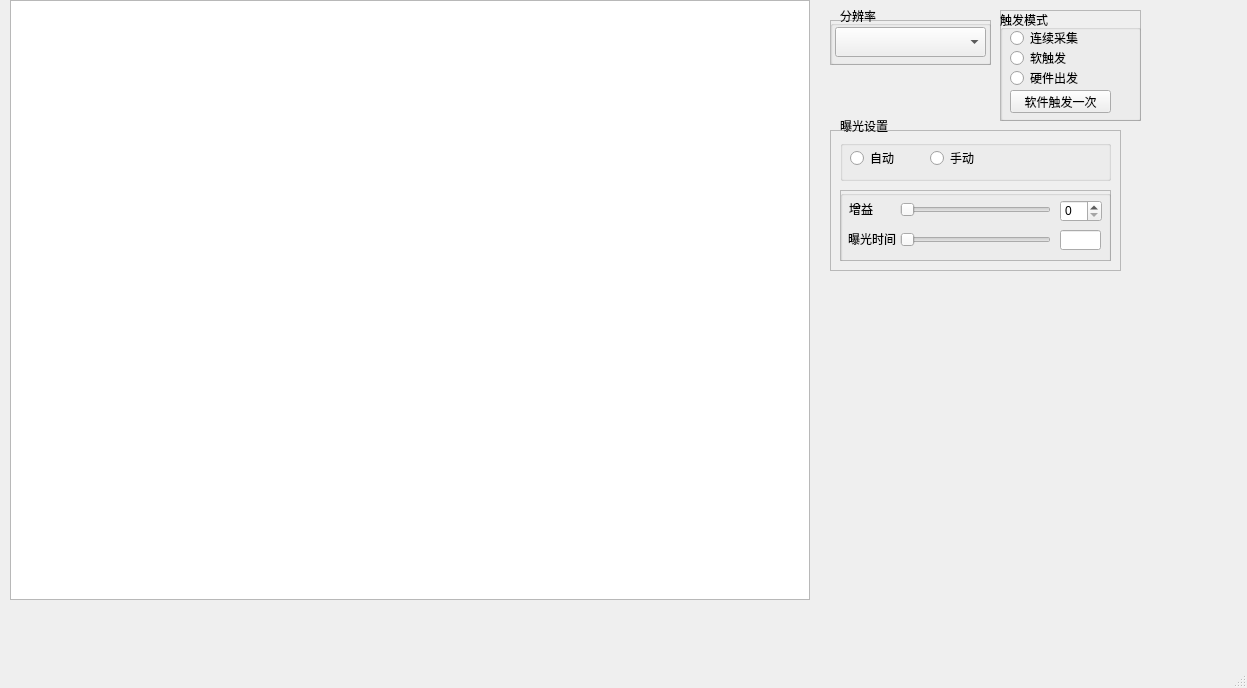
This is QtCamUse2/QtCamUse.ui in sykzhong/QtCamUse as Qt 5 draws it before an edit. The edited form follows.
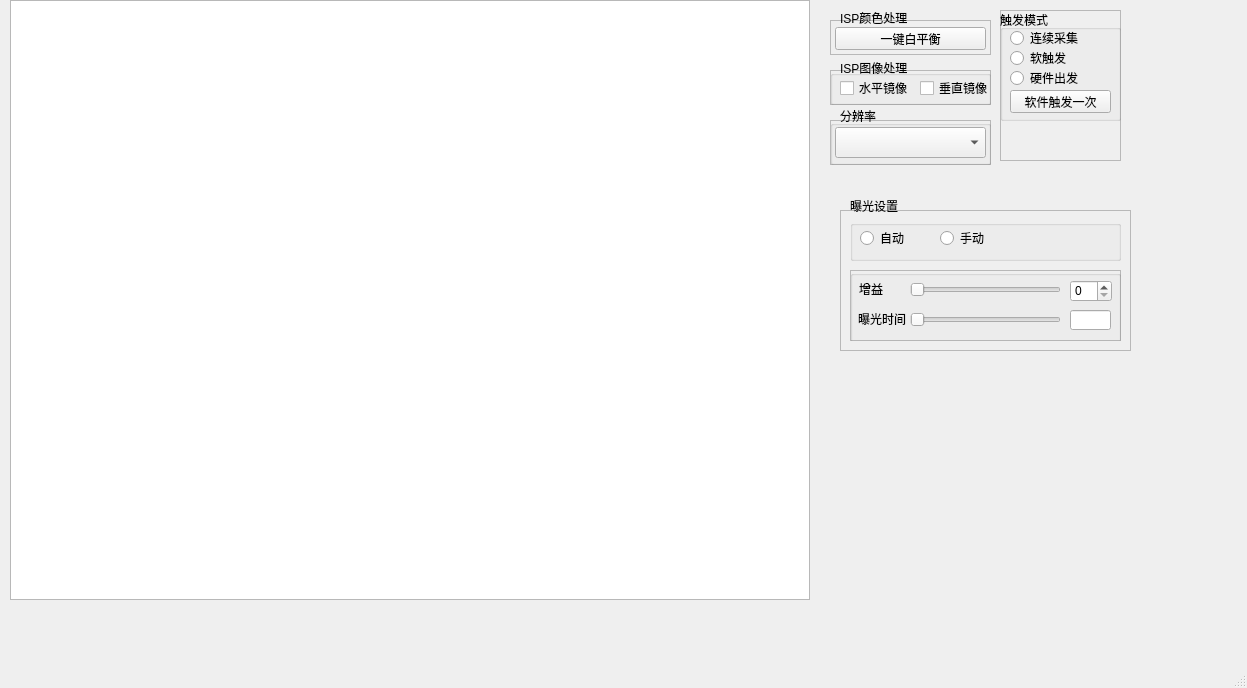
This is the edited form.

Commit message: 实现水平、垂直镜像与一建白平衡

Diff of the .ui file:
```diff
--- a/QtCamUse2/QtCamUse.ui
+++ b/QtCamUse2/QtCamUse.ui
@@ -28,7 +28,7 @@
     <property name="geometry">
      <rect>
       <x>830</x>
-      <y>20</y>
+      <y>120</y>
       <width>161</width>
       <height>45</height>
      </rect>
@@ -57,7 +57,7 @@
         <x>5</x>
         <y>7</y>
         <width>151</width>
-        <height>30</height>
+        <height>31</height>
        </rect>
       </property>
      </widget>
@@ -67,7 +67,7 @@
     <property name="geometry">
      <rect>
       <x>840</x>
-      <y>10</y>
+      <y>110</y>
       <width>54</width>
       <height>12</height>
      </rect>
@@ -81,8 +81,8 @@
      <rect>
       <x>1000</x>
       <y>10</y>
-      <width>141</width>
-      <height>111</height>
+      <width>121</width>
+      <height>151</height>
      </rect>
     </property>
     <property name="frameShape">
@@ -96,7 +96,7 @@
       <rect>
        <x>0</x>
        <y>0</y>
-       <width>141</width>
+       <width>121</width>
        <height>111</height>
       </rect>
      </property>
@@ -160,8 +160,8 @@
    <widget class="QFrame" name="exp_frame">
     <property name="geometry">
      <rect>
-      <x>830</x>
-      <y>130</y>
+      <x>840</x>
+      <y>210</y>
       <width>291</width>
       <height>141</height>
      </rect>
@@ -316,8 +316,8 @@
    <widget class="QLabel" name="label">
     <property name="geometry">
      <rect>
-      <x>840</x>
-      <y>120</y>
+      <x>850</x>
+      <y>200</y>
       <width>54</width>
       <height>12</height>
      </rect>
@@ -326,6 +326,116 @@
      <string>曝光设置</string>
     </property>
    </widget>
+   <widget class="QFrame" name="wb_frame">
+    <property name="geometry">
+     <rect>
+      <x>830</x>
+      <y>20</y>
+      <width>161</width>
+      <height>35</height>
+     </rect>
+    </property>
+    <property name="frameShape">
+     <enum>QFrame::StyledPanel</enum>
+    </property>
+    <property name="frameShadow">
+     <enum>QFrame::Raised</enum>
+    </property>
+    <widget class="QPushButton" name="pushButton_AWB_once">
+     <property name="geometry">
+      <rect>
+       <x>5</x>
+       <y>7</y>
+       <width>151</width>
+       <height>23</height>
+      </rect>
+     </property>
+     <property name="text">
+      <string>一键白平衡</string>
+     </property>
+    </widget>
+   </widget>
+   <widget class="QLabel" name="label_4">
+    <property name="geometry">
+     <rect>
+      <x>840</x>
+      <y>10</y>
+      <width>71</width>
+      <height>16</height>
+     </rect>
+    </property>
+    <property name="text">
+     <string>ISP颜色处理</string>
+    </property>
+   </widget>
+   <widget class="QFrame" name="isp_frame">
+    <property name="geometry">
+     <rect>
+      <x>830</x>
+      <y>70</y>
+      <width>161</width>
+      <height>35</height>
+     </rect>
+    </property>
+    <property name="frameShape">
+     <enum>QFrame::StyledPanel</enum>
+    </property>
+    <property name="frameShadow">
+     <enum>QFrame::Raised</enum>
+    </property>
+    <widget class="QGroupBox" name="groupBox_4">
+     <property name="geometry">
+      <rect>
+       <x>0</x>
+       <y>0</y>
+       <width>161</width>
+       <height>35</height>
+      </rect>
+     </property>
+     <property name="title">
+      <string/>
+     </property>
+     <widget class="QCheckBox" name="checkBox_isp_h">
+      <property name="geometry">
+       <rect>
+        <x>10</x>
+        <y>10</y>
+        <width>71</width>
+        <height>16</height>
+       </rect>
+      </property>
+      <property name="text">
+       <string>水平镜像</string>
+      </property>
+     </widget>
+     <widget class="QCheckBox" name="checkBox_isp_v">
+      <property name="geometry">
+       <rect>
+        <x>90</x>
+        <y>10</y>
+        <width>71</width>
+        <height>16</height>
+       </rect>
+      </property>
+      <property name="text">
+       <string>垂直镜像</string>
+      </property>
+     </widget>
+    </widget>
+   </widget>
+   <widget class="QLabel" name="label_5">
+    <property name="geometry">
+     <rect>
+      <x>840</x>
+      <y>60</y>
+      <width>71</width>
+      <height>16</height>
+     </rect>
+    </property>
+    <property name="text">
+     <string>ISP图像处理</string>
+    </property>
+   </widget>
   </widget>
   <widget class="QStatusBar" name="statusBar"/>
  </widget>
```
The commit also changes 9 other files.
